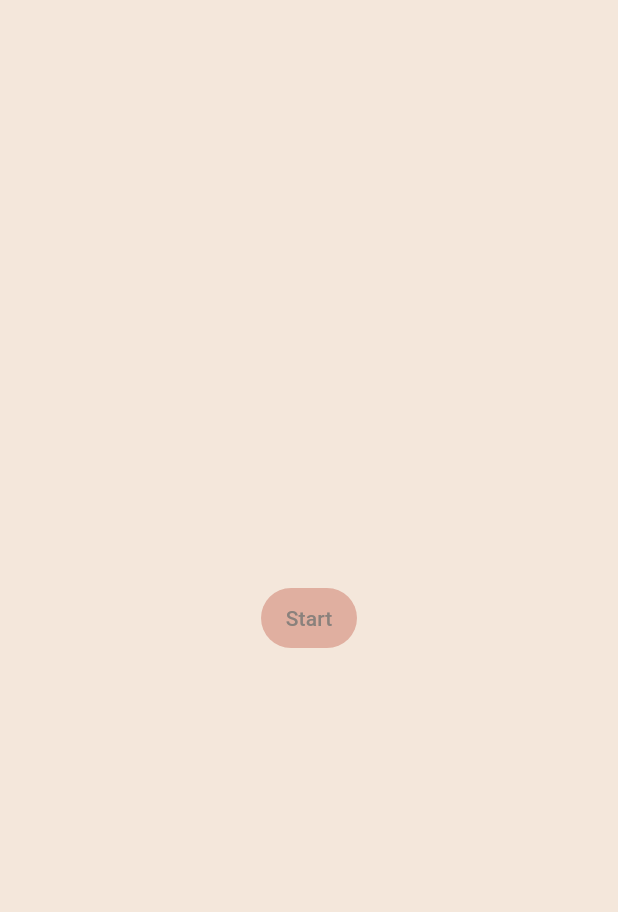
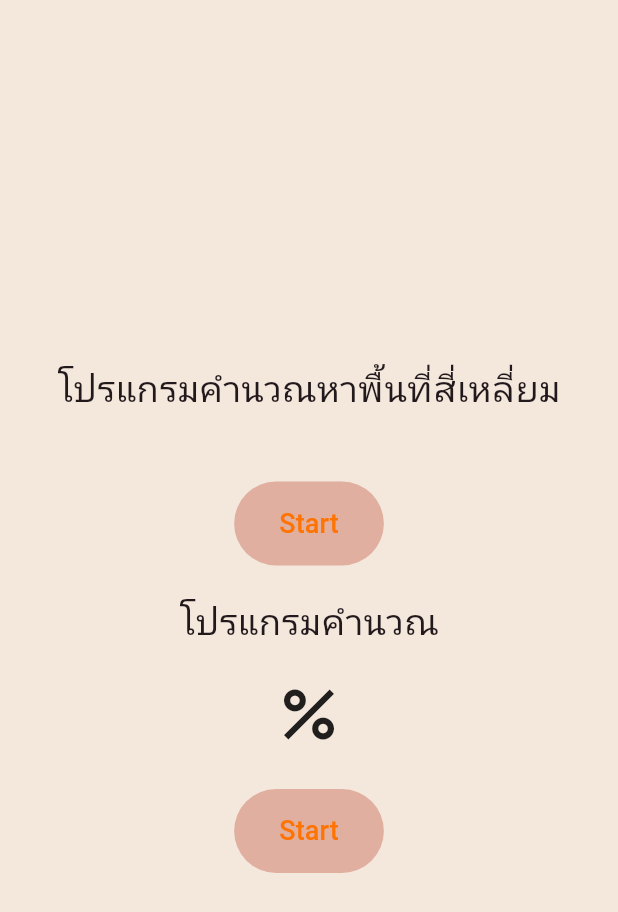
Before and after one commit to TSUBASA753/w2_fix, a Flutter app: the screen it shows after launch, on a phone screen of 412 x 824 dp. Shown: the top 912 px of the screen. Run offline on Flutter 3.47's test engine with Material 3 defaults, Android fonts, the phone set to English and light mode, and no system bars.

Commit message:
first commit

```diff
--- a/lib/main.dart
+++ b/lib/main.dart
@@ -8,28 +8,31 @@ void main() {
 class MyApp extends StatelessWidget {
   const MyApp({super.key});
 
-  // This widget is the root of your application.
   @override
   Widget build(BuildContext context) {
     return MaterialApp(
       debugShowCheckedModeBanner: false,
-      title: 'Cal',
+
+      title: 'EiEi',
       theme: ThemeData(
+
 
         appBarTheme: AppBarTheme(
             backgroundColor: Color(0xFFE0AFA0),
-            foregroundColor: Color(0xFF8A817C)
+            foregroundColor: Color(0xFFFF7300)
         ),
         colorScheme: ColorScheme.fromSeed(seedColor: Color(0x00000000)),
         scaffoldBackgroundColor: const Color(0xF0F3E6D9),
-        ),
+      ),
       routes: {
         '/' : (context) => MyHomePage(),
+        '/c' : (context) => CalPage(),
         '/rtg' : (context) => RectanglePage() // rtg = Rectsngle
       },
     );
   }
 }
+
 
 class MyHomePage extends StatelessWidget {
   const MyHomePage({super.key});
@@ -38,14 +41,47 @@ class MyHomePage extends StatelessWidget {
   Widget build(BuildContext context) {
     return Scaffold(
       body: Center(
+        child: Column(
+          mainAxisAlignment: MainAxisAlignment.center,
+          children: [
+            const Text(
+              'โปรแกรมคำนวณหาพื้นที่สี่เหลี่ยม',
+              style: TextStyle(fontSize: 24, fontWeight: FontWeight.w100),
+            ),
+            const SizedBox(height: 20),
 
-        child: TextButton(onPressed: () => Navigator.pushNamed(context, '/rtg' ),
-          child: Text('Start'),
-        style: TextButton.styleFrom(
-          backgroundColor: Color(0xFFE0AFA0),
-          foregroundColor: Color(0xFF8A817C)
-
-         ),
+            const SizedBox(height: 25), // เพิ่มระยะห่าง
+            TextButton(
+              onPressed: () => Navigator.pushNamed(context, '/rtg'),
+              style: TextButton.styleFrom(
+                backgroundColor: const Color(0xFFE0AFA0),
+                foregroundColor: const Color(0xFFFF7300),
+                padding: const EdgeInsets.symmetric(
+                    horizontal: 30, vertical: 15),
+              ),
+              child: const Text('Start', style: TextStyle(fontSize: 18)),
+            ),
+            const SizedBox(height: 20),
+            const Text(
+              'โปรแกรมคำนวณ',
+              style: TextStyle(fontSize: 24, fontWeight: FontWeight.w100),
+            ),
+            const SizedBox(height: 20),
+            const Icon(Icons.percent_sharp, // icon %
+              size: 50,
+            ),
+            const SizedBox(height: 25), // เพิ่มระยะห่าง
+            TextButton(
+              onPressed: () => Navigator.pushNamed(context, '/c'),
+              style: TextButton.styleFrom(
+                backgroundColor: const Color(0xFFE0AFA0),
+                foregroundColor: const Color(0xFFFF7300),
+                padding: const EdgeInsets.symmetric(
+                    horizontal: 30, vertical: 15),
+              ),
+              child: const Text('Start', style: TextStyle(fontSize: 18)),
+            ),
+          ],
         ),
       ),
     );
```
